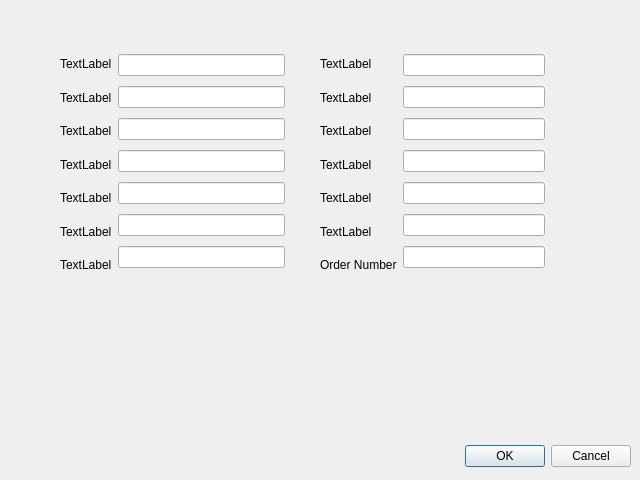
First picture: the form in prefdialog.ui, repository mygnu/rgb-quote, before the edit.
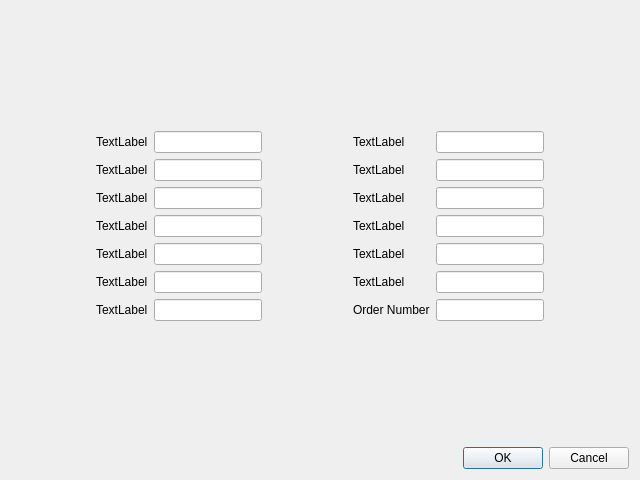
Second picture: the form after the edit.

Commit message: pref dialogue streach

Patch:
```diff
--- a/prefdialog.ui
+++ b/prefdialog.ui
@@ -13,31 +13,131 @@
   <property name="windowTitle">
    <string>Dialog</string>
   </property>
-  <widget class="QDialogButtonBox" name="buttonBox">
-   <property name="geometry">
-    <rect>
-     <x>10</x>
-     <y>440</y>
-     <width>621</width>
-     <height>32</height>
-    </rect>
-   </property>
+  <layout class="QVBoxLayout" name="verticalLayout_5">
+   <item>
+    <spacer name="verticalSpacer">
+     <property name="orientation">
+      <enum>Qt::Vertical</enum>
+     </property>
+     <property name="sizeHint" stdset="0">
+      <size>
+       <width>20</width>
+       <height>90</height>
+      </size>
+     </property>
+    </spacer>
+   </item>
+   <item>
+    <layout class="QHBoxLayout" name="horizontalLayout_3">
+     <item>
+      <spacer name="horizontalSpacer_2">
    <property name="orientation">
     <enum>Qt::Horizontal</enum>
    </property>
-   <property name="standardButtons">
-    <set>QDialogButtonBox::Cancel|QDialogButtonBox::Ok</set>
-   </property>
-  </widget>
-  <widget class="QWidget" name="layoutWidget">
-   <property name="geometry">
-    <rect>
-     <x>320</x>
-     <y>50</y>
-     <width>225</width>
-     <height>229</height>
-    </rect>
-   </property>
+       <property name="sizeHint" stdset="0">
+        <size>
+         <width>40</width>
+         <height>20</height>
+        </size>
+       </property>
+      </spacer>
+     </item>
+     <item>
+      <layout class="QHBoxLayout" name="horizontalLayout">
+       <item>
+        <layout class="QVBoxLayout" name="verticalLayout">
+         <item>
+          <widget class="QLabel" name="label">
+           <property name="text">
+            <string>TextLabel</string>
+           </property>
+          </widget>
+         </item>
+         <item>
+          <widget class="QLabel" name="label_2">
+           <property name="text">
+            <string>TextLabel</string>
+           </property>
+          </widget>
+         </item>
+         <item>
+          <widget class="QLabel" name="label_3">
+           <property name="text">
+            <string>TextLabel</string>
+           </property>
+          </widget>
+         </item>
+         <item>
+          <widget class="QLabel" name="label_4">
+           <property name="text">
+            <string>TextLabel</string>
+           </property>
+          </widget>
+         </item>
+         <item>
+          <widget class="QLabel" name="label_5">
+           <property name="text">
+            <string>TextLabel</string>
+           </property>
+          </widget>
+         </item>
+         <item>
+          <widget class="QLabel" name="label_6">
+           <property name="text">
+            <string>TextLabel</string>
+           </property>
+          </widget>
+         </item>
+         <item>
+          <widget class="QLabel" name="label_7">
+           <property name="text">
+            <string>TextLabel</string>
+           </property>
+          </widget>
+         </item>
+        </layout>
+       </item>
+       <item>
+        <layout class="QVBoxLayout" name="verticalLayout_2">
+         <item>
+          <widget class="QLineEdit" name="lineEdit"/>
+         </item>
+         <item>
+          <widget class="QLineEdit" name="lineEdit_2"/>
+         </item>
+         <item>
+          <widget class="QLineEdit" name="lineEdit_3"/>
+         </item>
+         <item>
+          <widget class="QLineEdit" name="lineEdit_4"/>
+         </item>
+         <item>
+          <widget class="QLineEdit" name="lineEdit_5"/>
+         </item>
+         <item>
+          <widget class="QLineEdit" name="lineEdit_6"/>
+         </item>
+         <item>
+          <widget class="QLineEdit" name="lineEdit_7"/>
+         </item>
+        </layout>
+       </item>
+      </layout>
+     </item>
+     <item>
+      <spacer name="horizontalSpacer">
+       <property name="orientation">
+        <enum>Qt::Horizontal</enum>
+       </property>
+       <property name="sizeHint" stdset="0">
+        <size>
+         <width>13</width>
+         <height>20</height>
+        </size>
+       </property>
+      </spacer>
+     </item>
+     <item>
    <layout class="QHBoxLayout" name="horizontalLayout_2">
     <item>
      <layout class="QVBoxLayout" name="verticalLayout_3">
@@ -118,97 +218,46 @@
      </layout>
     </item>
    </layout>
-  </widget>
-  <widget class="QWidget" name="">
-   <property name="geometry">
-    <rect>
-     <x>60</x>
-     <y>50</y>
-     <width>225</width>
-     <height>229</height>
-    </rect>
-   </property>
-   <layout class="QHBoxLayout" name="horizontalLayout">
-    <item>
-     <layout class="QVBoxLayout" name="verticalLayout">
-      <item>
-       <widget class="QLabel" name="label">
-        <property name="text">
-         <string>TextLabel</string>
-        </property>
-       </widget>
       </item>
       <item>
-       <widget class="QLabel" name="label_2">
-        <property name="text">
-         <string>TextLabel</string>
-        </property>
-       </widget>
-      </item>
-      <item>
-       <widget class="QLabel" name="label_3">
-        <property name="text">
-         <string>TextLabel</string>
-        </property>
-       </widget>
-      </item>
-      <item>
-       <widget class="QLabel" name="label_4">
-        <property name="text">
-         <string>TextLabel</string>
-        </property>
-       </widget>
+      <spacer name="horizontalSpacer_3">
+       <property name="orientation">
+        <enum>Qt::Horizontal</enum>
+       </property>
+       <property name="sizeHint" stdset="0">
+        <size>
+         <width>40</width>
+         <height>20</height>
+        </size>
+       </property>
+      </spacer>
+     </item>
+    </layout>
       </item>
       <item>
-       <widget class="QLabel" name="label_5">
-        <property name="text">
-         <string>TextLabel</string>
-        </property>
-       </widget>
-      </item>
-      <item>
-       <widget class="QLabel" name="label_6">
-        <property name="text">
-         <string>TextLabel</string>
-        </property>
-       </widget>
+    <spacer name="verticalSpacer_2">
+     <property name="orientation">
+      <enum>Qt::Vertical</enum>
+     </property>
+     <property name="sizeHint" stdset="0">
+      <size>
+       <width>20</width>
+       <height>90</height>
+      </size>
+     </property>
+    </spacer>
       </item>
       <item>
-       <widget class="QLabel" name="label_7">
-        <property name="text">
-         <string>TextLabel</string>
-        </property>
+    <widget class="QDialogButtonBox" name="buttonBox">
+     <property name="orientation">
+      <enum>Qt::Horizontal</enum>
+     </property>
+     <property name="standardButtons">
+      <set>QDialogButtonBox::Cancel|QDialogButtonBox::Ok</set>
+     </property>
        </widget>
       </item>
      </layout>
-    </item>
-    <item>
-     <layout class="QVBoxLayout" name="verticalLayout_2">
-      <item>
-       <widget class="QLineEdit" name="lineEdit"/>
-      </item>
-      <item>
-       <widget class="QLineEdit" name="lineEdit_2"/>
-      </item>
-      <item>
-       <widget class="QLineEdit" name="lineEdit_3"/>
-      </item>
-      <item>
-       <widget class="QLineEdit" name="lineEdit_4"/>
-      </item>
-      <item>
-       <widget class="QLineEdit" name="lineEdit_5"/>
-      </item>
-      <item>
-       <widget class="QLineEdit" name="lineEdit_6"/>
-      </item>
-      <item>
-       <widget class="QLineEdit" name="lineEdit_7"/>
-      </item>
-     </layout>
-    </item>
-   </layout>
-  </widget>
  </widget>
  <resources/>
  <connections>
```
Lines whose indentation alone changed are shown as unchanged.
